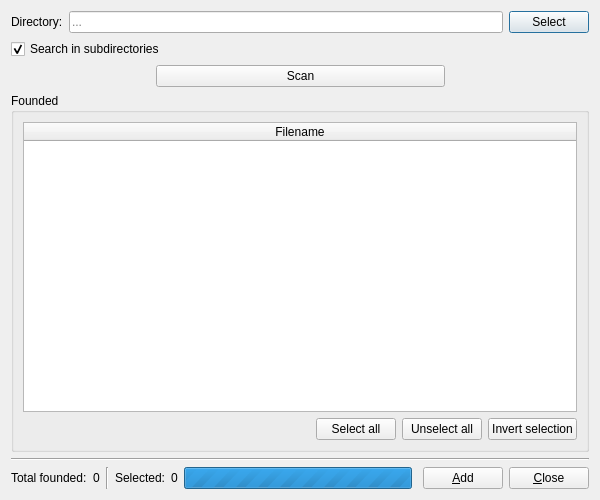
eugene-melnik/alexandra, file src/filmscannerwindow.ui: the form before one commit.
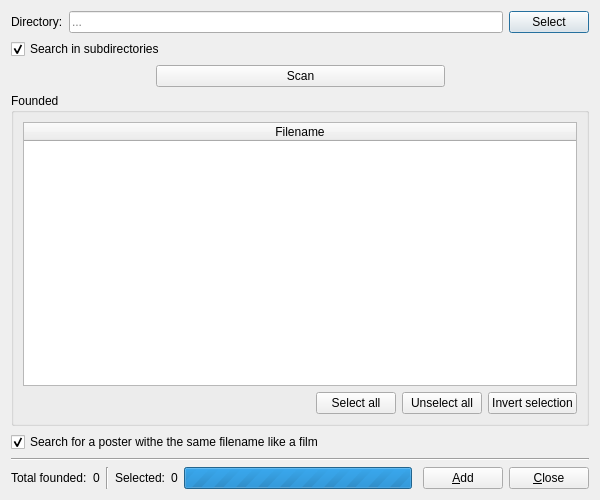
The form after the commit. Icons and pictures are not drawn.

Commit message: Search for poster option

Patch:
```diff
--- a/src/filmscannerwindow.ui
+++ b/src/filmscannerwindow.ui
@@ -194,6 +194,16 @@
      </layout>
     </widget>
    </item>
+   <item>
+    <widget class="QCheckBox" name="cSearchForPoster">
+     <property name="text">
+      <string>Search for a poster withe the same filename like a film</string>
+     </property>
+     <property name="checked">
+      <bool>true</bool>
+     </property>
+    </widget>
+   </item>
    <item>
     <widget class="Line" name="l3">
      <property name="orientation">
```
The commit also changes 1 other file.
